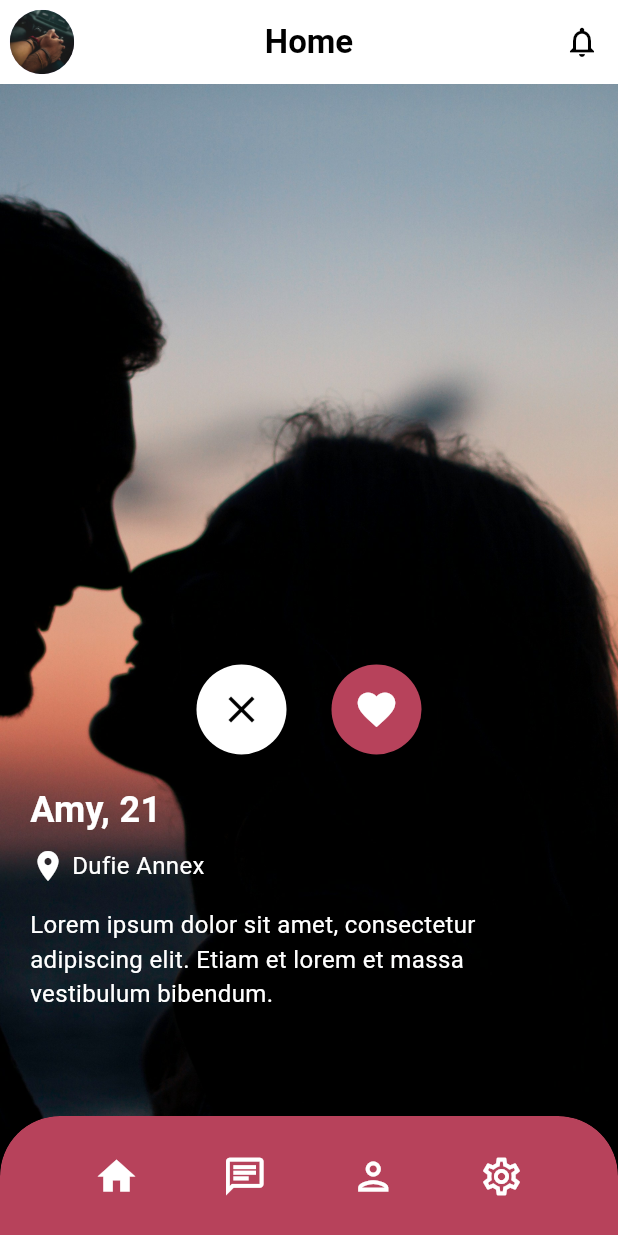
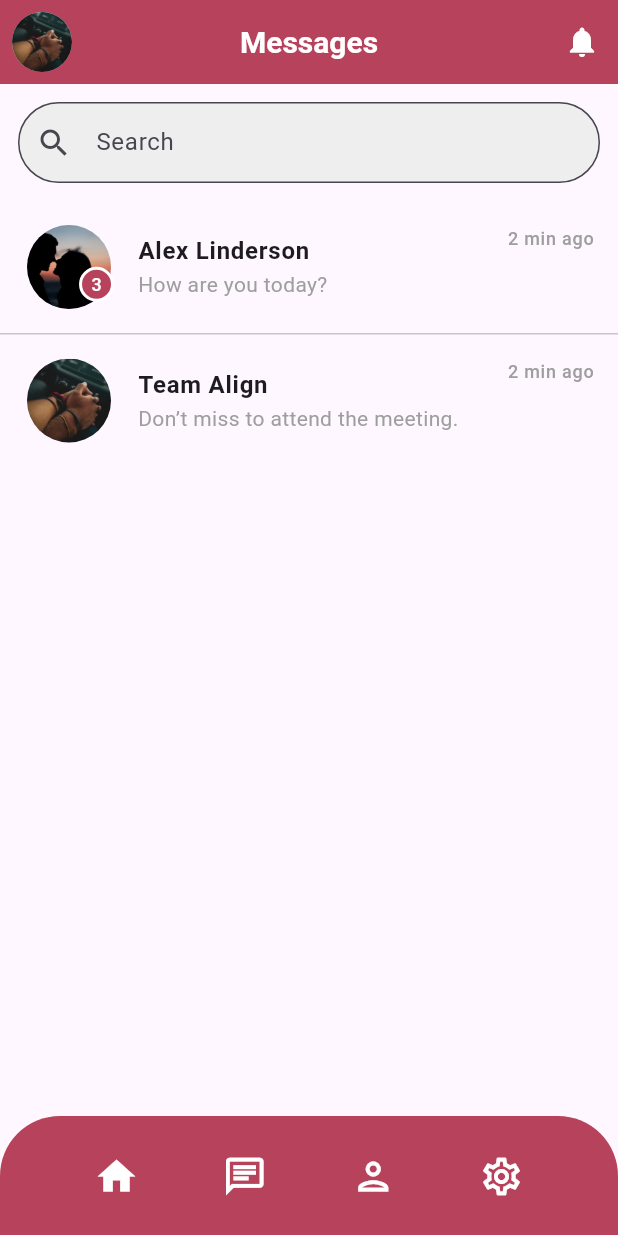
Before and after one commit to Joseph-Lartey/N.A.C.K, a Flutter app: the ProfilePage screen opened directly, scrolled down 158 dp, after a tap on the "home" icon, after a tap on the "chat" icon, on a phone screen of 412 x 824 dp. Run offline on Flutter 3.47's test engine with Material 3 defaults, Android fonts, the light colour scheme and no system bars; missing offline and left inert: email_otp; Roboto replaces fonts that are missing (inter).

Commit message:
adding the messgaes page

```diff
--- a/frontend/lib/messages.dart
+++ b/frontend/lib/messages.dart
@@ -1,36 +1,49 @@
 import 'package:flutter/material.dart';
-import 'navbar.dart';
-import 'chatscreen.dart';
+import 'navbar.dart'; // Ensure CustomBottomAppBar is implemented here
+import 'chatscreen.dart'; // Ensure ChatScreen is implemented correctly
 
-class Messages extends StatelessWidget {
-  const Messages({Key? key}) : super(key: key);
+class MessagesPage extends StatefulWidget {
+  const MessagesPage({Key? key}) : super(key: key);
+
+  @override
+  _MessagesPageState createState() => _MessagesPageState();
+}
+
+class _MessagesPageState extends State<MessagesPage> {
+  final TextEditingController _searchController = TextEditingController();
+  final ValueNotifier<String> _searchQuery = ValueNotifier('');
+
+  @override
+  void dispose() {
+    _searchController.dispose();
+    super.dispose();
+  }
 
   @override
   Widget build(BuildContext context) {
     return Scaffold(
       extendBody: true,
       appBar: AppBar(
-        leading: IconButton(
-          icon: const Icon(Icons.arrow_back, color: Colors.black),
-          onPressed: () {
-            Navigator.of(context).pop();
-          },
+        backgroundColor: const Color(0xFFB7425B), // WhatsApp green
+        elevation: 0,
+        leading: Padding(
+          padding: const EdgeInsets.all(8.0),
+          child: CircleAvatar(
+            backgroundImage: AssetImage('assets/img2.jpg'),
           ),
-        title: const Row(
-          children: [
-            CircleAvatar(
-              backgroundImage: AssetImage('assets/img2.jpg'),
-              radius: 20,
         ),
-            SizedBox(width: 10),
-            Text('Messages', style: TextStyle(color: Colors.black)),
-          ],
+        title: const Text(
+          'Messages',
+          style: TextStyle(
+            color: Colors.white,
+            fontWeight: FontWeight.bold,
+            fontSize: 20,
           ),
-        backgroundColor: Colors.white,
-        elevation: 0,
+        ),
+        centerTitle: true,
         actions: [
           IconButton(
-            icon: const Icon(Icons.notifications, color: Colors.black),
+            icon: const Icon(Icons.notifications, color: Colors.white),
             onPressed: () {
               // Action for notifications
             },
@@ -41,34 +54,111 @@
         children: [
           // Search bar
           Padding(
-            padding: const EdgeInsets.all(8.0),
+            padding: const EdgeInsets.all(12.0),
             child: TextField(
+              controller: _searchController,
+              onChanged: (value) {
+                _searchQuery.value = value;
+              },
               decoration: InputDecoration(
                 hintText: 'Search',
-                prefixIcon: Icon(Icons.search),
+                prefixIcon: const Icon(Icons.search),
                 border: OutlineInputBorder(
-                  borderRadius: BorderRadius.all(Radius.circular(20.0)),
+                  borderRadius: BorderRadius.all(Radius.circular(30.0)),
                 ),
+                filled: true,
+                fillColor: Colors.grey[200],
+                contentPadding: const EdgeInsets.symmetric(vertical: 15.0),
               ),
             ),
           ),
           // List of messages
           Expanded(
-            child: ListView.builder(
-              itemCount: messages.length, // Number of messages
+            child: ValueListenableBuilder<String>(
+              valueListenable: _searchQuery,
+              builder: (context, query, _) {
+                final filteredMessages = messages.where((message) =>
+                    message.name.toLowerCase().contains(query.toLowerCase()));
+
+                return ListView.separated(
+                  itemCount: filteredMessages.length,
+                  separatorBuilder: (context, index) => Divider(height: 1),
                   itemBuilder: (context, index) {
+                    final message = filteredMessages.elementAt(index);
                     return ListTile(
-                  leading: CircleAvatar(
-                    backgroundImage: AssetImage(messages[index].avatar),
+                      contentPadding: EdgeInsets.symmetric(
+                        horizontal: 16.0,
+                        vertical: 8.0, // Adjust vertical padding here
                       ),
-                  title: Text(messages[index].name),
-                  subtitle: Text(messages[index].lastMessage),
                       onTap: () {
                         // Navigate to chat screen
                         Navigator.push(
                           context,
                           MaterialPageRoute(
-                        builder: (context) => ChatScreen(messages[index]),
+                            builder: (context) => ChatScreen(message),
+                          ),
+                        );
+                      },
+                      leading: Stack(
+                        children: [
+                          CircleAvatar(
+                            backgroundImage: AssetImage(message.avatar),
+                            radius: 30,
+                          ),
+                          if (index % 2 ==
+                              0) // Example condition for unread badge
+                            Positioned(
+                              right: 0,
+                              bottom: 0,
+                              child: Container(
+                                padding: const EdgeInsets.all(6),
+                                decoration: BoxDecoration(
+                                  color: Color(0xFFB7425B),
+                                  shape: BoxShape.circle,
+                                  border: Border.all(
+                                    color: Colors.white,
+                                    width: 2,
+                                  ),
+                                ),
+                                child: Text(
+                                  '3',
+                                  style: const TextStyle(
+                                    color: Colors.white,
+                                    fontSize: 12,
+                                  ),
+                                ),
+                              ),
+                            ),
+                        ],
+                      ),
+                      title: Text(
+                        message.name,
+                        style: const TextStyle(
+                          fontWeight: FontWeight.bold,
+                          fontSize: 16,
+                        ),
+                      ),
+                      subtitle: Text(
+                        message.lastMessage,
+                        maxLines: 1,
+                        overflow: TextOverflow.ellipsis,
+                        style: const TextStyle(
+                          fontSize: 14,
+                          color: Colors.grey,
+                        ),
+                      ),
+                      trailing: Column(
+                        crossAxisAlignment: CrossAxisAlignment.end,
+                        children: [
+                          Text(
+                            '2 min ago',
+                            style: const TextStyle(
+                              color: Colors.grey,
+                              fontSize: 12,
+                            ),
+                          ),
+                          const SizedBox(height: 5),
+                        ],
                       ),
                     );
                   },
@@ -78,13 +168,7 @@
           ),
         ],
       ),
-      bottomNavigationBar: const ClipRRect(
-        borderRadius: BorderRadius.only(
-          topLeft: Radius.circular(40),
-          topRight: Radius.circular(40),
-        ),
-        child: CustomBottomAppBar(),
-      ),
+      bottomNavigationBar: const CustomBottomAppBar(),
     );
   }
 }
@@ -95,17 +179,24 @@
   final String avatar;
   final String lastMessage;
 
-  Message(
-      {required this.name, required this.avatar, required this.lastMessage});
+  Message({
+    required this.name,
+    required this.avatar,
+    required this.lastMessage,
+  });
 }
 
 // Sample messages list
 List<Message> messages = [
   Message(
-      name: 'John Doe', avatar: 'assets/avatar1.jpg', lastMessage: 'Hello!'),
+    name: 'Alex Linderson',
+    avatar: 'assets/img1.jpg',
+    lastMessage: 'How are you today?',
+  ),
   Message(
-      name: 'Jane Smith',
-      avatar: 'assets/avatar2.jpg',
-      lastMessage: 'How are you?'),
+    name: 'Team Align',
+    avatar: 'assets/img2.jpg',
+    lastMessage: 'Don’t miss to attend the meeting.',
+  ),
   // Add more messages here
 ];
--- a/frontend/lib/navbar.dart
+++ b/frontend/lib/navbar.dart
@@ -2,6 +2,7 @@
 import 'profile.dart';
 import 'homePage.dart';
 import 'settings.dart';
+import 'messages.dart';
 
 class CustomBottomAppBar extends StatelessWidget {
   const CustomBottomAppBar({Key? key}) : super(key: key);
@@ -16,7 +17,7 @@
       child: BottomAppBar(
         shape: const CircularNotchedRectangle(),
         notchMargin: 8.0,
-        color: const Color.fromARGB(255, 183, 66, 91),
+        color: Color(0xFFB7425B),
         child: SizedBox(
           height: 60.0,
           child: Builder(
@@ -41,7 +42,7 @@
                       size: 30,
                     ),
                     onPressed: () {
-                      // Navigate to chat screen or perform action
+                      _navigateTo(context, const MessagesPage());
                     },
                   ),
                   IconButton(
--- a/frontend/pubspec.yaml
+++ b/frontend/pubspec.yaml
@@ -30,7 +30,7 @@
 dependencies:
   camera: ^0.11.0+1
   permission_handler: ^11.3.1
-  microphone: ^0.1.0
+  # microphone: ^0.1.0
   image_picker: ^0.8.4+4
   flutter:
     sdk: flutter
```
Also changed, not shown: frontend/pubspec.lock, 1 other file. Lines whose indentation alone changed are shown as unchanged.
